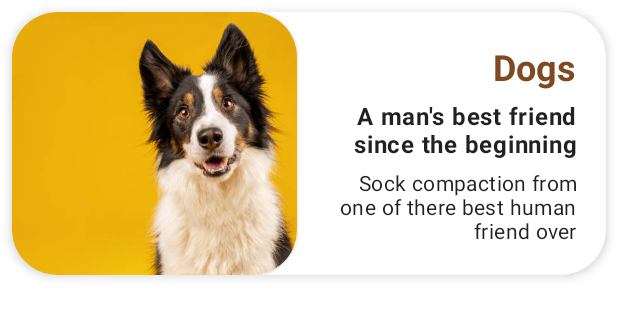
After one commit to RefreshEnterAbel/Buchi-Intervew-Test, an Android app: the layout home_list.xml on its own in the app's theme, with its tools: preview values and no code run, on a phone screen of 412 x 824 dp. The commit adds this screen. Shown: the top 318 px of the screen. Run offline under Robolectric (Android 15) with nearby library versions, the phone set to English and light mode, and no system bars.

Commit message:
Add RecycleView on home screen ( round image position(odd -> left even -> right) and description text)

```diff
--- a/app/build.gradle
+++ b/app/build.gradle
@@ -47,8 +47,10 @@ dependencies {
     // Navigation graph
     implementation 'androidx.navigation:navigation-fragment-ktx:2.4.2'
     implementation 'androidx.navigation:navigation-ui-ktx:2.4.2'
+    // Picasso Image
+    implementation 'com.squareup.picasso:picasso:2.71828'
     // Test
-    testImplementation 'junit:junit:4.+'
+    testImplementation 'junit:junit:4.13.2'
     androidTestImplementation 'androidx.test.ext:junit:1.1.3'
     androidTestImplementation 'androidx.test.espresso:espresso-core:3.4.0'
 }
--- a/app/src/main/java/com/refresh/enter/abel/buchi/activity/HomeActivity.kt
+++ b/app/src/main/java/com/refresh/enter/abel/buchi/activity/HomeActivity.kt
@@ -2,22 +2,26 @@ package com.refresh.enter.abel.buchi.activity
 
 import android.os.Bundle
 import androidx.appcompat.app.AppCompatActivity
+import androidx.lifecycle.ViewModelProvider
 import androidx.navigation.findNavController
 import androidx.navigation.ui.setupWithNavController
 import com.google.android.material.bottomnavigation.BottomNavigationView
 import com.refresh.enter.abel.buchi.R
 import com.refresh.enter.abel.buchi.databinding.ActivityHomeBinding
+import com.refresh.enter.abel.buchi.viewmode.HomeActivityViewModel
 
 class HomeActivity : AppCompatActivity() {
 
     private lateinit var binding: ActivityHomeBinding
+    private var mViewModel: HomeActivityViewModel? = null
 
     override fun onCreate(savedInstanceState: Bundle?) {
         super.onCreate(savedInstanceState)
 
         binding = ActivityHomeBinding.inflate(layoutInflater)
         setContentView(binding.root)
-
+        mViewModel = ViewModelProvider(this)[HomeActivityViewModel::class.java]
+        mViewModel!!.setHomeSection()
         val navView: BottomNavigationView = binding.navView
 
         val navController = findNavController(R.id.nav_host_fragment_activity_main)
--- a/app/src/main/res/layout/activity_home.xml
+++ b/app/src/main/res/layout/activity_home.xml
@@ -1,7 +1,6 @@
 <?xml version="1.0" encoding="utf-8"?>
 <androidx.constraintlayout.widget.ConstraintLayout xmlns:android="http://schemas.android.com/apk/res/android"
     xmlns:app="http://schemas.android.com/apk/res-auto"
-    android:id="@+id/container"
     android:layout_width="match_parent"
     android:layout_height="match_parent">
 
--- /dev/null
+++ b/app/src/main/res/layout/home_list.xml
@@ -0,0 +1,71 @@
+<?xml version="1.0" encoding="utf-8"?>
+<com.google.android.material.card.MaterialCardView xmlns:android="http://schemas.android.com/apk/res/android"
+    xmlns:app="http://schemas.android.com/apk/res-auto"
+    xmlns:tools="http://schemas.android.com/tools"
+    android:layout_width="match_parent"
+    android:layout_height="wrap_content"
+    android:layout_margin="8dp"
+    app:cardCornerRadius="30dp"
+    app:cardElevation="4dp">
+
+    <LinearLayout
+        android:id="@+id/container"
+        android:layout_width="match_parent"
+        android:layout_height="wrap_content"
+        android:layoutDirection="ltr"
+        android:orientation="horizontal">
+
+        <com.google.android.material.card.MaterialCardView
+            android:layout_width="190dp"
+            android:layout_height="match_parent"
+            android:elevation="12dp"
+            android:shape="ring"
+            android:thicknessRatio="1.9"
+            app:cardCornerRadius="30dp">
+
+            <ImageView
+                android:id="@+id/imageView"
+                android:layout_width="match_parent"
+                android:layout_height="match_parent"
+                android:scaleType="centerCrop"
+                android:src="@drawable/dog_splash"
+                tools:ignore="ContentDescription" />
+        </com.google.android.material.card.MaterialCardView>
+
+        <LinearLayout
+            android:layout_width="match_parent"
+            android:layout_height="wrap_content"
+            android:layout_margin="20dp"
+            android:orientation="vertical">
+
+            <TextView
+                android:id="@+id/title"
+                android:layout_width="match_parent"
+                android:layout_height="wrap_content"
+                android:textAlignment="textEnd"
+                android:textAppearance="?attr/textAppearanceHeadline5"
+                android:textColor="@color/orange_500"
+                android:textStyle="bold"
+                tools:text="Dogs" />
+
+            <TextView
+                android:id="@+id/subtitle"
+                android:layout_width="match_parent"
+                android:layout_height="wrap_content"
+                android:layout_marginTop="5dp"
+                android:textAlignment="textEnd"
+                android:textAppearance="?attr/textAppearanceBody1"
+                android:textStyle="bold"
+                tools:text="A man's best friend since the beginning" />
+
+            <TextView
+                android:id="@+id/description"
+                android:layout_width="match_parent"
+                android:layout_height="match_parent"
+                android:layout_marginTop="5dp"
+                android:textAlignment="textEnd"
+                android:textAppearance="?attr/textAppearanceBody2"
+                tools:text="Sock compaction from one of there best human friend over" />
+        </LinearLayout>
+    </LinearLayout>
+</com.google.android.material.card.MaterialCardView>
```
Also changed, not shown: app/src/main/java/com/refresh/enter/abel/buchi/activity/ui/home/HomeFragment.kt (+23 -5 lines), app/src/main/java/com/refresh/enter/abel/buchi/adapter/HomeRecyclerViewAdapter.kt (added, +67 -0 lines), app/src/main/java/com/refresh/enter/abel/buchi/helpes/SampleHomeCategory.kt (added, +37 -0 lines), app/src/main/java/com/refresh/enter/abel/buchi/model/HomeSection.kt (added, +8 -0 lines), app/src/main/java/com/refresh/enter/abel/buchi/model/Pet.kt (added, +12 -0 lines), app/src/main/java/com/refresh/enter/abel/buchi/viewmode/HomeActivityViewModel.kt (added, +33 -0 lines), app/src/main/res/layout/fragment_home.xml (+15 -1 lines), app/src/main/res/drawable-mdpi/user_placeholder_error.png (added), app/src/main/res/drawable-nodpi/best_cat_breeds_for_kids.jpg (added), app/src/main/res/drawable-nodpi/cool_dog_names.jpg (added), app/src/main/res/drawable-nodpi/military_dog_adobtion.jpg (added), 1 other file.
